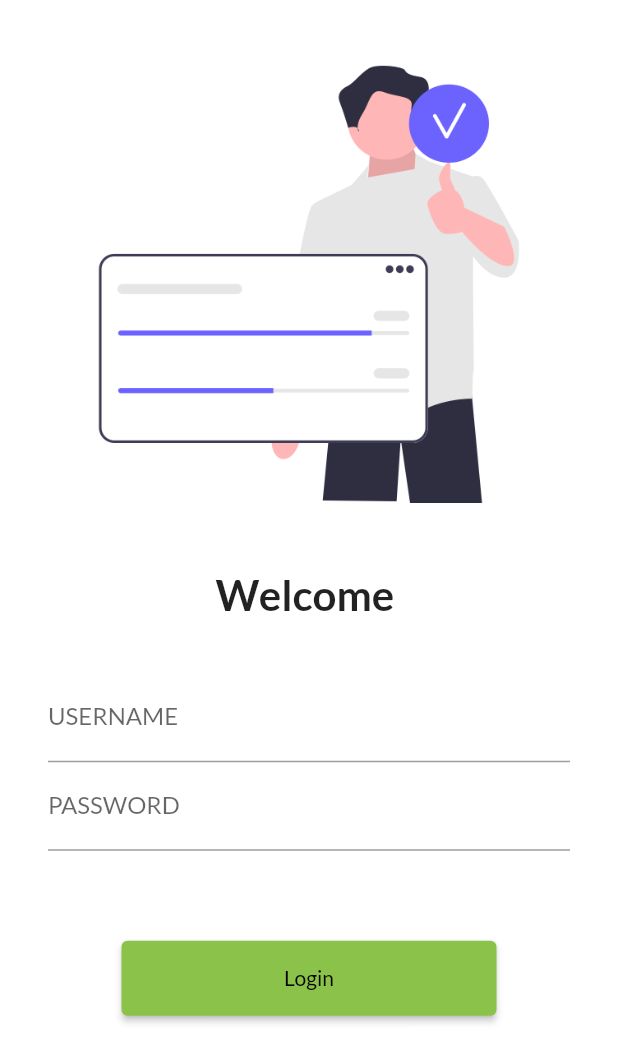
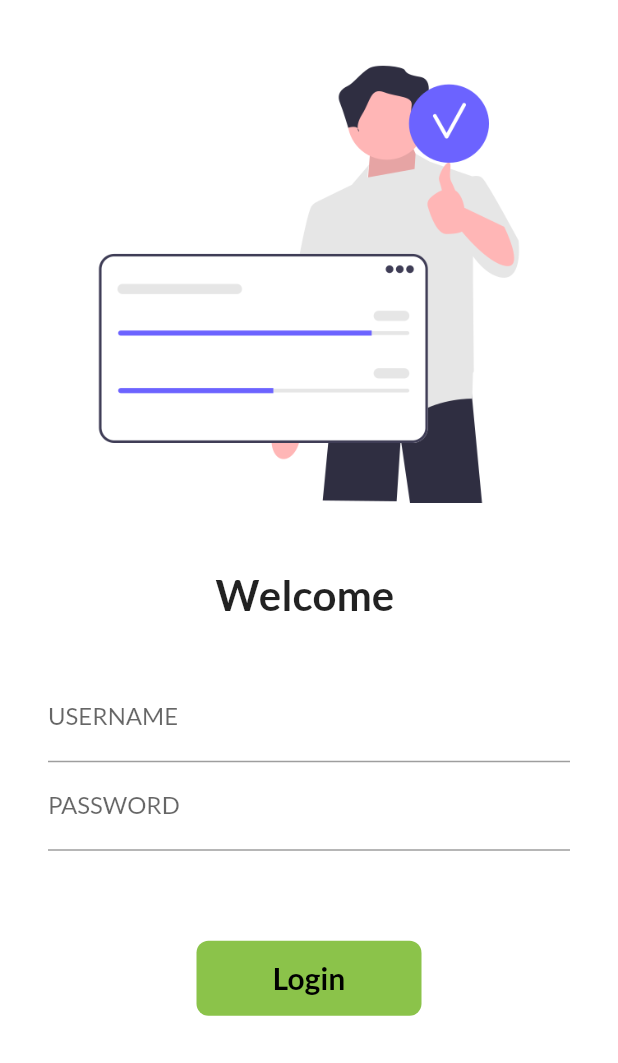
Before and after one commit to anandjaiswal1999/E-commerce_App, a Flutter app: the screen it shows after launch, on a phone screen of 412 x 824 dp. Shown: the top 1063 px of the screen. Run offline on Flutter 3.47's test engine with Material 2 defaults, Android fonts, the phone set to English and light mode, and no system bars; our stand-ins replace google_fonts.

Commit message:
day 6 completed

```diff
--- a/lib/Pages/login_page.dart
+++ b/lib/Pages/login_page.dart
@@ -11,6 +11,7 @@ class LoginPage extends StatefulWidget {
 
 class _LoginPageState extends State<LoginPage> {
   String name = "";
+  bool changeButton = false;
   @override
   Widget build(BuildContext context) {
     return Material(
@@ -57,13 +58,44 @@ class _LoginPageState extends State<LoginPage> {
                     SizedBox(
                       height: 60.0,
                     ),
-                    ElevatedButton(
-                      child: Text("Login"),
-                      style: TextButton.styleFrom(minimumSize: Size(250, 50)),
-                      onPressed: () {
+                    // ElevatedButton(
+                    //   child: Text("Login"),
+                    //   style: TextButton.styleFrom(minimumSize: Size(150, 50)),
+                    //   onPressed: () {
+                    //     Navigator.pushNamed(context, MyRoutes.HomeRoute);
+                    //   },
+
+                    // ),
+                    InkWell(
+                      onTap: () async {
+                        setState(() {
+                          changeButton = true;
+                        });
+                        await Future.delayed(Duration(seconds: 2));
                         Navigator.pushNamed(context, MyRoutes.HomeRoute);
                       },
-
+                      child: AnimatedContainer(
+                        duration: Duration(seconds: 2),
+                        width: changeButton ? 50 : 150,
+                        height: 50,
+                        alignment: Alignment.center,
+                        child: changeButton
+                            ? Icon(Icons.done, color: Colors.white)
+                            : Text(
+                                "Login",
+                                style: TextStyle(
+                                  color: Colors.black,
+                                  fontWeight: FontWeight.bold,
+                                  fontSize: 20,
+                                ),
+                              ),
+                        decoration: BoxDecoration(
+                          color: Colors.lightGreen,
+                          // shape: changeButton? BoxShape.circle:BoxShape.rectangle
+                          borderRadius:
+                              BorderRadius.circular(changeButton ? 50 : 8),
+                        ),
+                      ),
                     ),
                   ],
                 ),
```
